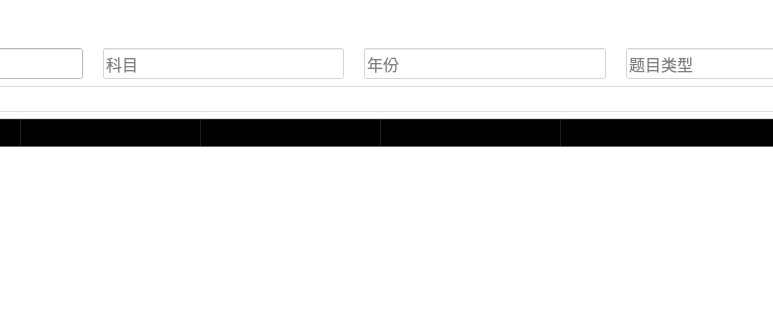
The window that frontend/mainWin.ui (cylqqqcyl/exam-compiler) describes before a commit, drawn with Qt 5; both pictures show x 498 to 1271 and y 0 to 320 of the 1483 by 789 pixel window.
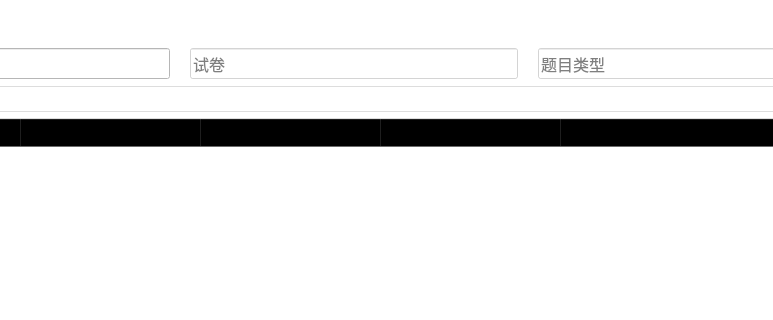
The same window after the commit. The open tabs and pages were chosen to show the change. Icons and pictures are not drawn.

Commit message: question db 1.0 complete

What changed in the file:
```diff
--- a/frontend/mainWin.ui
+++ b/frontend/mainWin.ui
@@ -705,27 +705,8 @@
              <property name="styleSheet">
               <string notr="true">background-color: rgba(255, 255, 255, 150);</string>
              </property>
-             <property name="text">
-              <string/>
-             </property>
              <property name="placeholderText">
-              <string>科目</string>
-             </property>
-            </widget>
-           </item>
-           <item>
-            <widget class="QLineEdit" name="searchQuestionYearEdit">
-             <property name="font">
-              <font>
-               <family>微软雅黑</family>
-               <pointsize>12</pointsize>
-              </font>
-             </property>
-             <property name="styleSheet">
-              <string notr="true">background-color: rgba(255, 255, 255, 150);</string>
-             </property>
-             <property name="placeholderText">
-              <string>年份</string>
+              <string>试卷</string>
              </property>
             </widget>
            </item>
```
Left out of the diff: 2 changed lines with no effect on the pictures. The commit also changes 6 other files.
